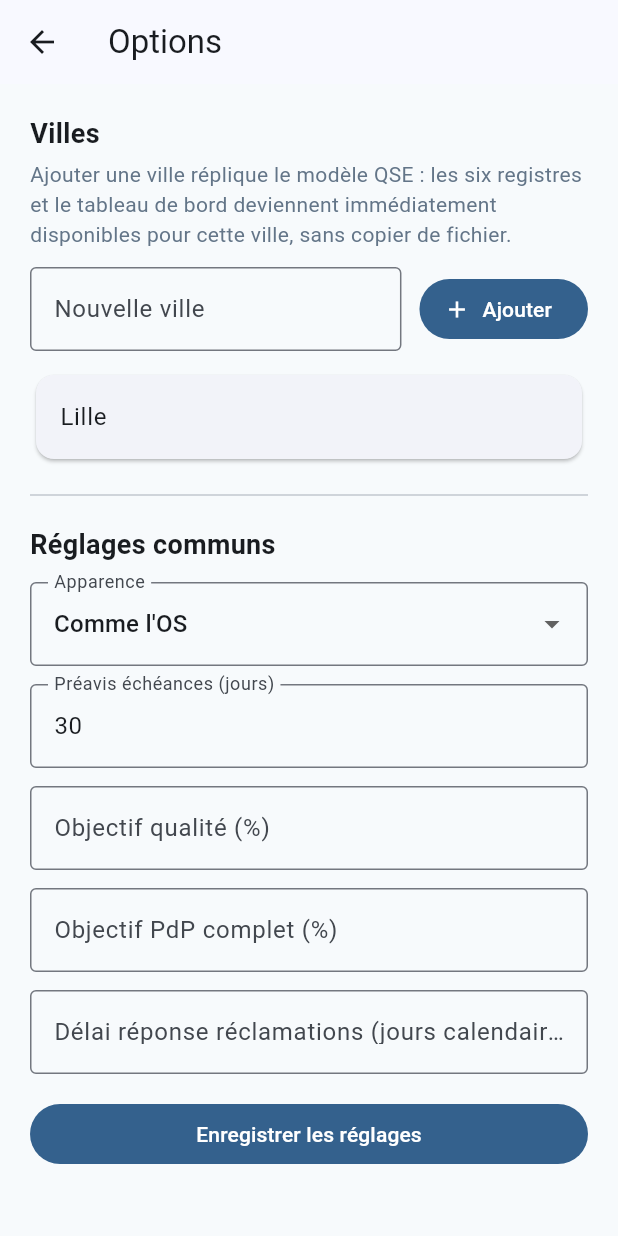
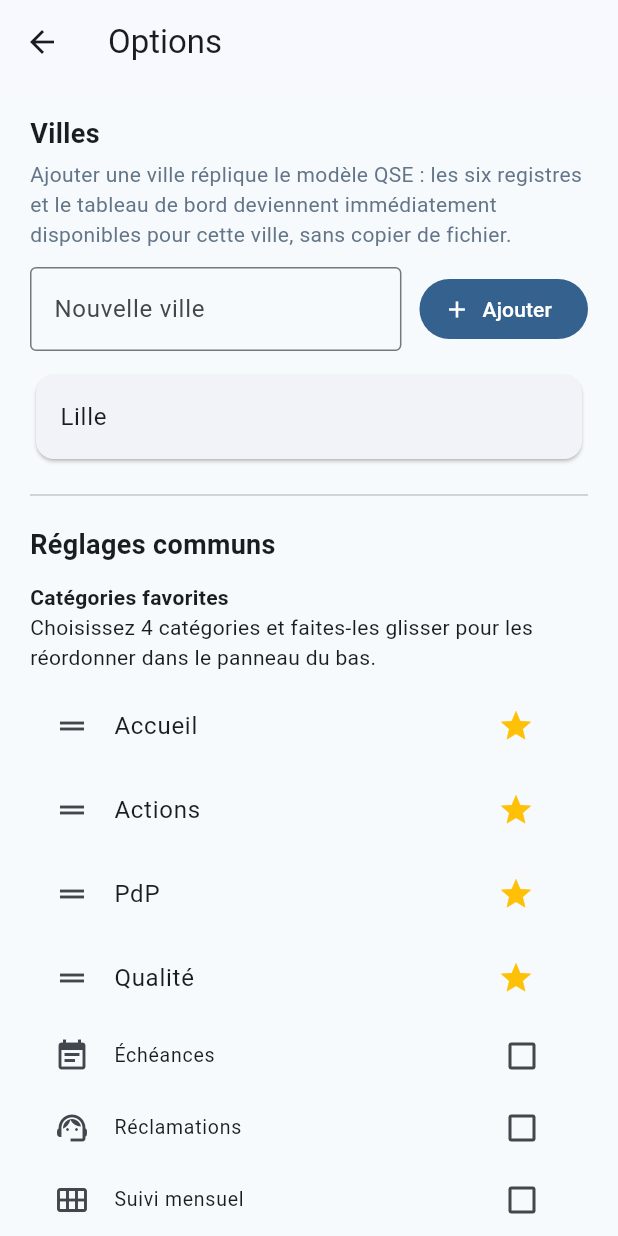
Before and after one commit to momperousse66-cmyk/TdB-QSE, a Flutter app: the ParametresScreen screen opened directly, on a phone screen of 412 x 824 dp. Run offline on Flutter 3.47's test engine with Material 3 defaults, Android fonts, the phone set to English and light mode, and no system bars; our stand-ins replace file_picker, fl_chart; missing offline and left inert: excel.

Commit message:
Add favorite navigation categories

```diff
--- a/flutter_app/lib/models/parametres.dart
+++ b/flutter_app/lib/models/parametres.dart
@@ -5,6 +5,7 @@ class Parametres {
   double? objectifPdpComplet; // fraction 0..1
   int? delaiReponseRcJours;
   String themeMode;
+  List<String> favoriteCategories;
 
   Parametres({
     this.preavisEcheanceJours = 30,
@@ -12,6 +13,7 @@ class Parametres {
     this.objectifPdpComplet,
     this.delaiReponseRcJours,
     this.themeMode = 'system',
+    this.favoriteCategories = const ['dashboard', 'actions', 'pdp', 'qualite'],
   });
 
   factory Parametres.fromJson(Map<String, dynamic> j) => Parametres(
@@ -20,6 +22,8 @@ class Parametres {
         objectifPdpComplet: (j['objectifPdpComplet'] as num?)?.toDouble(),
         delaiReponseRcJours: (j['delaiReponseRcJours'] as num?)?.toInt(),
         themeMode: const {'light', 'dark', 'system'}.contains(j['themeMode']) ? j['themeMode'] as String : 'system',
+        favoriteCategories: (j['favoriteCategories'] as List?)?.whereType<String>().toList() ??
+          ['dashboard', 'actions', 'pdp', 'qualite'],
       );
 
   Map<String, dynamic> toJson() => {
@@ -28,5 +32,6 @@ class Parametres {
         'objectifPdpComplet': objectifPdpComplet,
         'delaiReponseRcJours': delaiReponseRcJours,
         'themeMode': themeMode,
+        'favoriteCategories': favoriteCategories,
       };
 }
--- a/flutter_app/lib/screens/parametres_screen.dart
+++ b/flutter_app/lib/screens/parametres_screen.dart
@@ -13,6 +13,15 @@ class ParametresScreen extends StatefulWidget {
 }
 
 class _ParametresScreenState extends State<ParametresScreen> {
+  static const _categories = [
+    ('dashboard', Icons.dashboard, 'Accueil'),
+    ('actions', Icons.checklist, 'Actions'),
+    ('pdp', Icons.shield_outlined, 'PdP'),
+    ('qualite', Icons.fact_check_outlined, 'Qualité'),
+    ('echeances', Icons.event_note, 'Échéances'),
+    ('reclamations', Icons.support_agent, 'Réclamations'),
+    ('suivi', Icons.calendar_view_month, 'Suivi mensuel'),
+  ];
   final _villeCtrl = TextEditingController();
   late TextEditingController _preavisCtrl;
   late TextEditingController _objQualiteCtrl;
@@ -51,6 +60,7 @@ class _ParametresScreenState extends State<ParametresScreen> {
           _objPdpCtrl.text.trim().isEmpty ? null : (double.tryParse(_objPdpCtrl.text) ?? 0) / 100,
       delaiReponseRcJours: _delaiRcCtrl.text.trim().isEmpty ? null : int.tryParse(_delaiRcCtrl.text),
       themeMode: state.parametres.themeMode,
+      favoriteCategories: state.parametres.favoriteCategories,
     ));
     if (mounted) {
       ScaffoldMessenger.of(context).showSnackBar(const SnackBar(content: Text('Paramètres enregistrés')));
@@ -121,6 +131,15 @@ class _ParametresScreenState extends State<ParametresScreen> {
           const Divider(height: 40),
           const Text('Réglages communs', style: TextStyle(fontSize: 18, fontWeight: FontWeight.bold)),
           const SizedBox(height: 12),
+          const Text('Catégories favorites', style: TextStyle(fontWeight: FontWeight.bold)),
+          const Text('Choisissez 4 catégories et faites-les glisser pour les réordonner dans le panneau du bas.'),
+          const SizedBox(height: 8),
+          _FavoritesEditor(
+            categories: _categories,
+            favoriteIds: state.parametres.favoriteCategories,
+            onChanged: state.setFavoriteCategories,
+          ),
+          const Divider(height: 32),
           DropdownButtonFormField<String>(
             initialValue: state.parametres.themeMode,
             decoration: const InputDecoration(labelText: 'Apparence', border: OutlineInputBorder()),
@@ -173,3 +192,58 @@ class _ParametresScreenState extends State<ParametresScreen> {
     );
   }
 }
+
+class _FavoritesEditor extends StatelessWidget {
+  final List<(String, IconData, String)> categories;
+  final List<String> favoriteIds;
+  final Future<void> Function(List<String>) onChanged;
+
+  const _FavoritesEditor({required this.categories, required this.favoriteIds, required this.onChanged});
+
+  @override
+  Widget build(BuildContext context) {
+    final favorites = favoriteIds.where((id) => categories.any((category) => category.$1 == id)).toList();
+    return Column(
+      children: [
+        ReorderableListView.builder(
+          shrinkWrap: true,
+          physics: const NeverScrollableScrollPhysics(),
+          itemCount: favorites.length,
+          onReorderItem: (oldIndex, newIndex) {
+            final reordered = [...favorites];
+            final item = reordered.removeAt(oldIndex);
+            reordered.insert(newIndex, item);
+            onChanged(reordered);
+          },
+          itemBuilder: (context, index) {
+            final category = categories.firstWhere((item) => item.$1 == favorites[index]);
+            return ListTile(
+              key: ValueKey(category.$1),
+              leading: const Icon(Icons.drag_handle),
+              title: Text(category.$3),
+              trailing: IconButton(
+                tooltip: 'Retirer des favoris',
+                icon: const Icon(Icons.star, color: Colors.amber),
+                onPressed: favorites.length <= 1 ? null : () => onChanged(
+                      [...favorites]..removeAt(index),
+                    ),
+              ),
+            );
+          },
+        ),
+        for (final category in categories.where((item) => !favorites.contains(item.$1)))
+          CheckboxListTile(
+            dense: true,
+            value: false,
+            secondary: Icon(category.$2),
+            title: Text(category.$3),
+            onChanged: favorites.length >= 4
+                ? (_) => ScaffoldMessenger.of(context).showSnackBar(
+                    const SnackBar(content: Text('Retirez d’abord une catégorie favorite.')),
+                  )
+                : (_) => onChanged([...favorites, category.$1]),
+          ),
+      ],
+    );
+  }
+}
```
Also changed, not shown: flutter_app/lib/screens/home_screen.dart (+48 -12 lines), flutter_app/lib/state/app_state.dart (+12 -0 lines).
